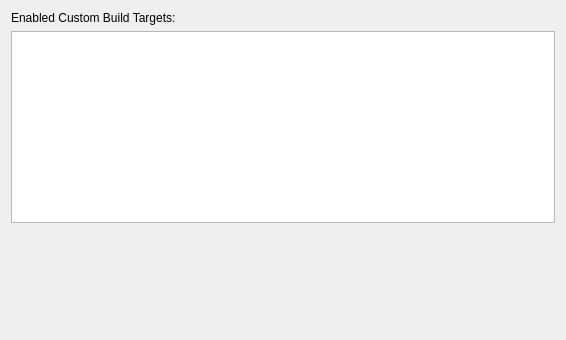
First picture: the form in WizardPages/BuildTargetsPage.ui, repository towel42-com/vsprojmaker, before the edit.
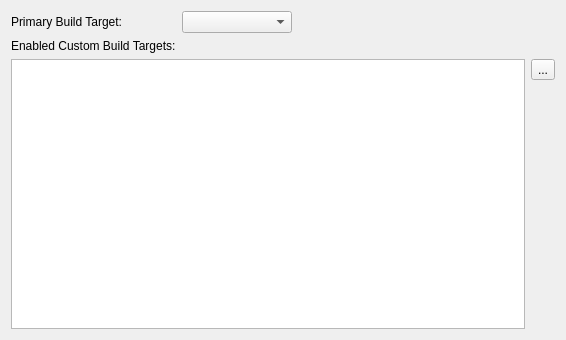
Second picture: the form after the edit. Icons and pictures are not drawn.

Commit message: Support for primary build target

```diff
--- a/WizardPages/BuildTargetsPage.ui
+++ b/WizardPages/BuildTargetsPage.ui
@@ -20,8 +20,11 @@
    <string>These targets are targets that require a specific make target at a specific directory</string>
   </property>
   <layout class="QGridLayout" name="gridLayout">
-   <item row="2" column="1">
-    <spacer name="verticalSpacer">
+   <item row="2" column="0" rowspan="2" colspan="4">
+    <widget class="QListView" name="buildTargets"/>
+   </item>
+   <item row="3" column="4">
+    <spacer name="verticalSpacer_2">
      <property name="orientation">
       <enum>Qt::Vertical</enum>
      </property>
@@ -33,16 +36,47 @@
      </property>
     </spacer>
    </item>
-   <item row="1" column="1" colspan="2">
-    <widget class="QListView" name="buildTargets"/>
+   <item row="0" column="0">
+    <widget class="QLabel" name="label_2">
+     <property name="text">
+      <string>Primary Build Target:</string>
+     </property>
+    </widget>
    </item>
-   <item row="0" column="1" colspan="2">
+   <item row="1" column="0">
     <widget class="QLabel" name="label">
      <property name="text">
       <string>Enabled Custom Build Targets:</string>
      </property>
     </widget>
    </item>
+   <item row="2" column="4">
+    <widget class="QToolButton" name="addBuildTargetBtn">
+     <property name="text">
+      <string>...</string>
+     </property>
+     <property name="icon">
+      <iconset resource="../MainWindow/MainWindow.qrc">
+       <normaloff>:/resources/plus.png</normaloff>:/resources/plus.png</iconset>
+     </property>
+    </widget>
+   </item>
+   <item row="0" column="1">
+    <widget class="QComboBox" name="primaryTarget"/>
+   </item>
+   <item row="0" column="2" colspan="3">
+    <spacer name="horizontalSpacer">
+     <property name="orientation">
+      <enum>Qt::Horizontal</enum>
+     </property>
+     <property name="sizeHint" stdset="0">
+      <size>
+       <width>40</width>
+       <height>20</height>
+      </size>
+     </property>
+    </spacer>
+   </item>
   </layout>
  </widget>
  <resources>
```
The commit also changes 9 other files.
